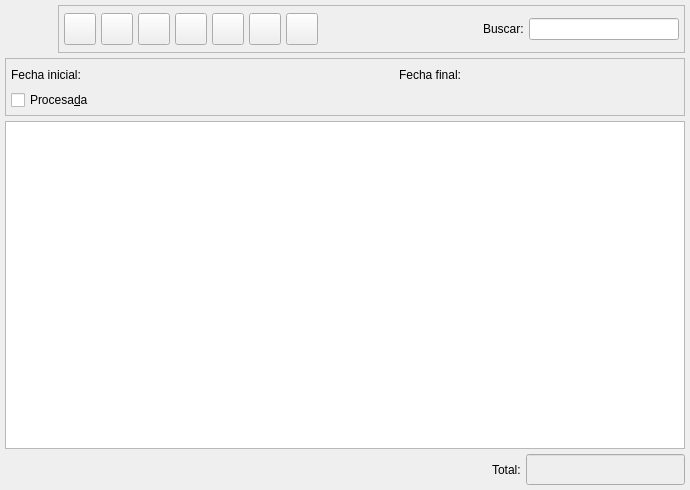
Above: bulmages/bulmafact/src/facturasplistbase.ui from eboladev/Bulmages-1 before the change. Below: the same form after it.
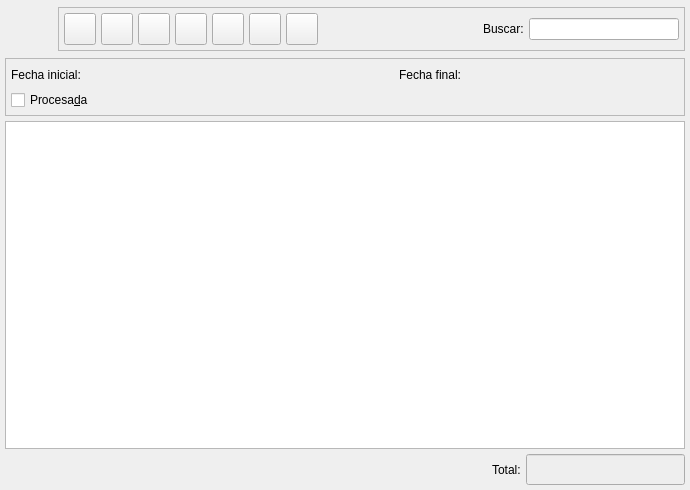
That is the form after the change. Icons and pictures are not drawn. Custom widgets are drawn as their Qt base class.

Commit message: Arreglo de algunos fallos

Diff of the .ui file:
```diff
--- a/bulmages/bulmafact/src/facturasplistbase.ui
+++ b/bulmages/bulmafact/src/facturasplistbase.ui
@@ -58,6 +58,14 @@
      </item>
      <item>
       <widget class="QFrame" name="m_botonera" >
+       <property name="sizePolicy" >
+        <sizepolicy>
+         <hsizetype>7</hsizetype>
+         <vsizetype>0</vsizetype>
+         <horstretch>0</horstretch>
+         <verstretch>0</verstretch>
+        </sizepolicy>
+       </property>
        <property name="frameShape" >
         <enum>QFrame::StyledPanel</enum>
        </property>
```
Left out of the diff: 8 changed lines with no effect on the pictures. The commit also changes 2 other files.
